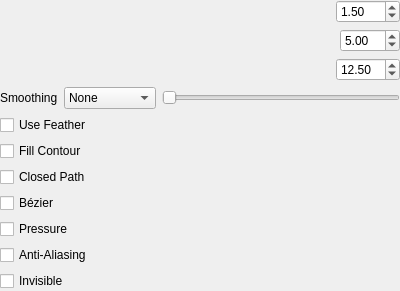
Old version of the form app/ui/strokeoptionswidget.ui in the repository MakiNoAtorie/JustAnimate.
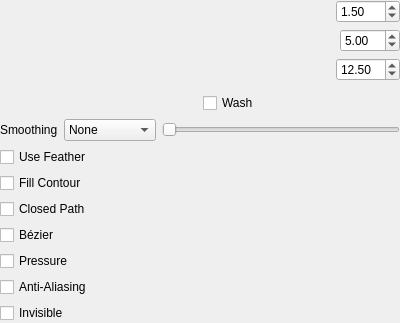
New version of the form. Custom widgets are drawn as their Qt base class.

Commit message:
Flow, stroke opacity and wash mode for dab strokes
Pencil and Brush get Flow (per-dab alpha that builds up), Opacity
(stroke alpha) and Wash. In build-up mode each dab uses flow times
opacity; in wash mode TiledBuffer moves pixels toward the stroke
opacity by the flow and never past it, so overlaps stay at the stroke
opacity. Each dab of a spaced line uses 1 - (1 - a)^(spacing / width),
so a line reaches the same alpha at any spacing. The hard-coded
pressure * 0.5 dab opacity is gone. This changes brush output: winnt
golden rows are regenerated; CI prints the linux and darwin rows.

Fixes #55

Patch:
```diff
--- a/app/ui/strokeoptionswidget.ui
+++ b/app/ui/strokeoptionswidget.ui
@@ -137,6 +137,34 @@
      </item>
     </layout>
    </item>
+   <item>
+    <widget class="SpinSlider" name="flowSlider" native="true">
+     <property name="toolTip">
+      <string>Set the alpha of each dab; overlapping dabs build up</string>
+     </property>
+    </widget>
+   </item>
+   <item>
+    <layout class="QHBoxLayout" name="horizontalLayoutOpacity">
+     <item>
+      <widget class="SpinSlider" name="opacitySlider" native="true">
+       <property name="toolTip">
+        <string>Set the alpha of the stroke</string>
+       </property>
+      </widget>
+     </item>
+     <item>
+      <widget class="QCheckBox" name="washBox">
+       <property name="toolTip">
+        <string>Keep overlapping dabs at or below the stroke opacity</string>
+       </property>
+       <property name="text">
+        <string>Wash</string>
+       </property>
+      </widget>
+     </item>
+    </layout>
+   </item>
    <item>
     <layout class="QHBoxLayout" name="horizontalLayout_4" stretch="0,0,1">
      <item>
```
The commit also changes 15 other files.
